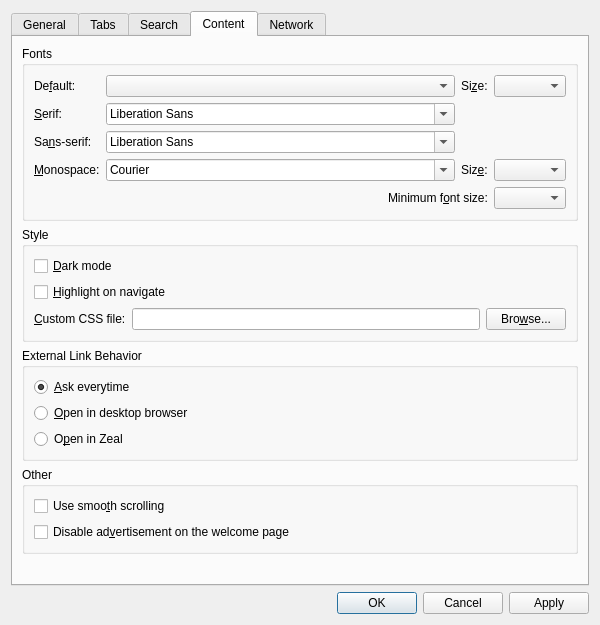
Above: src/libs/ui/settingsdialog.ui from zealdocs/zeal before the change. Below: the same form after it.
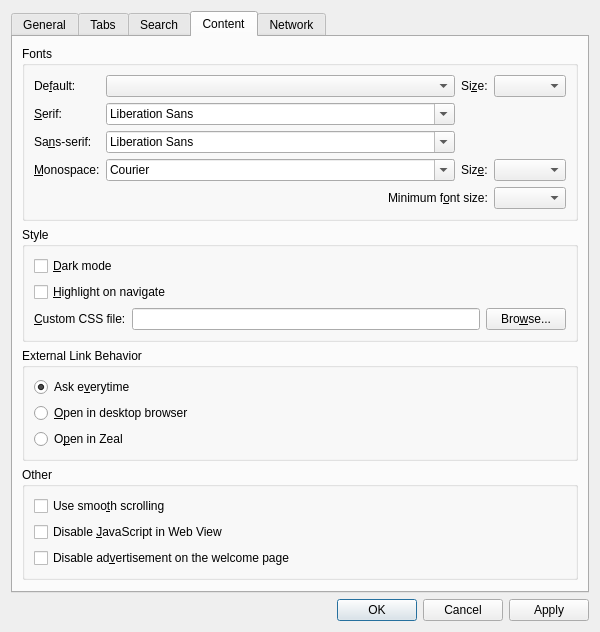
That is the form after the change. The open tabs and pages were chosen to show the change. Custom widgets are drawn as their Qt base class.

Commit message: Added preference to selectively disable JavaScript in QWebView

Patch:
```diff
--- a/src/libs/ui/settingsdialog.ui
+++ b/src/libs/ui/settingsdialog.ui
@@ -465,7 +465,7 @@
           <item>
            <widget class="QRadioButton" name="radioExternalLinkAsk">
             <property name="text">
-             <string>&amp;Ask everytime</string>
+             <string>Ask e&amp;verytime</string>
             </property>
             <property name="checked">
              <bool>true</bool>
@@ -502,6 +502,13 @@
             </property>
            </widget>
           </item>
+          <item>
+           <widget class="QCheckBox" name="disableJavaScriptCheckBox">
+            <property name="text">
+             <string>Disable &amp;JavaScript in Web View</string>
+            </property>
+           </widget>
+          </item>
           <item>
            <widget class="QCheckBox" name="disableAdCheckBox">
             <property name="text">
```
Left out of the diff: 2 changed lines with no effect on the pictures. The commit also changes 3 other files.
